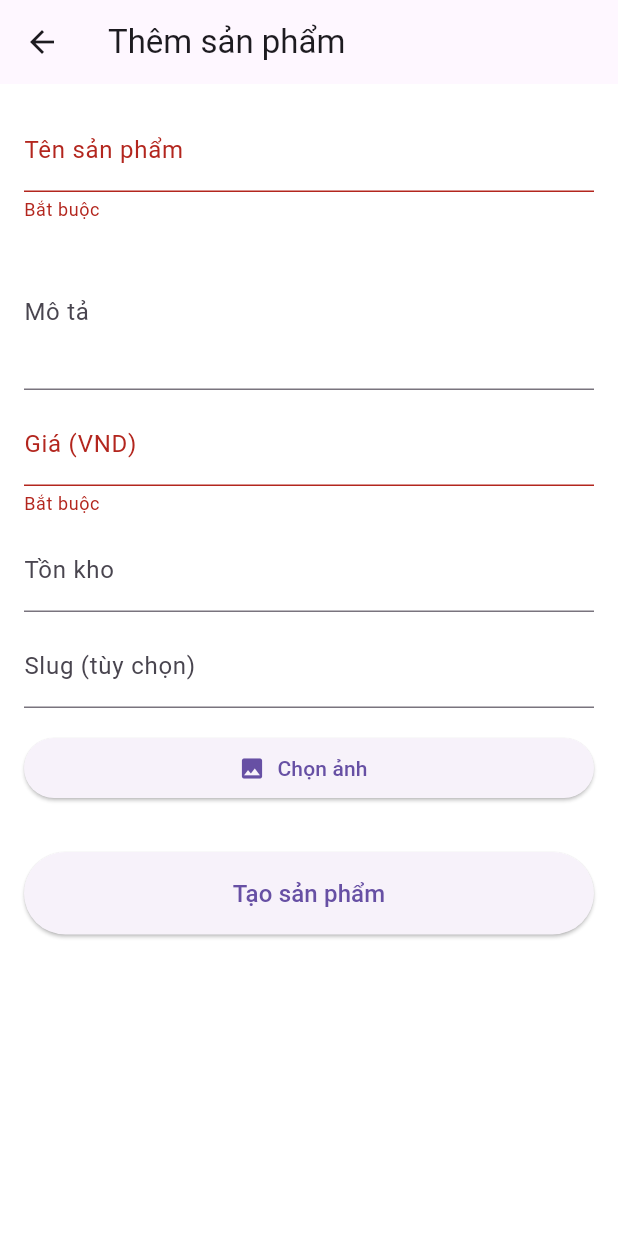
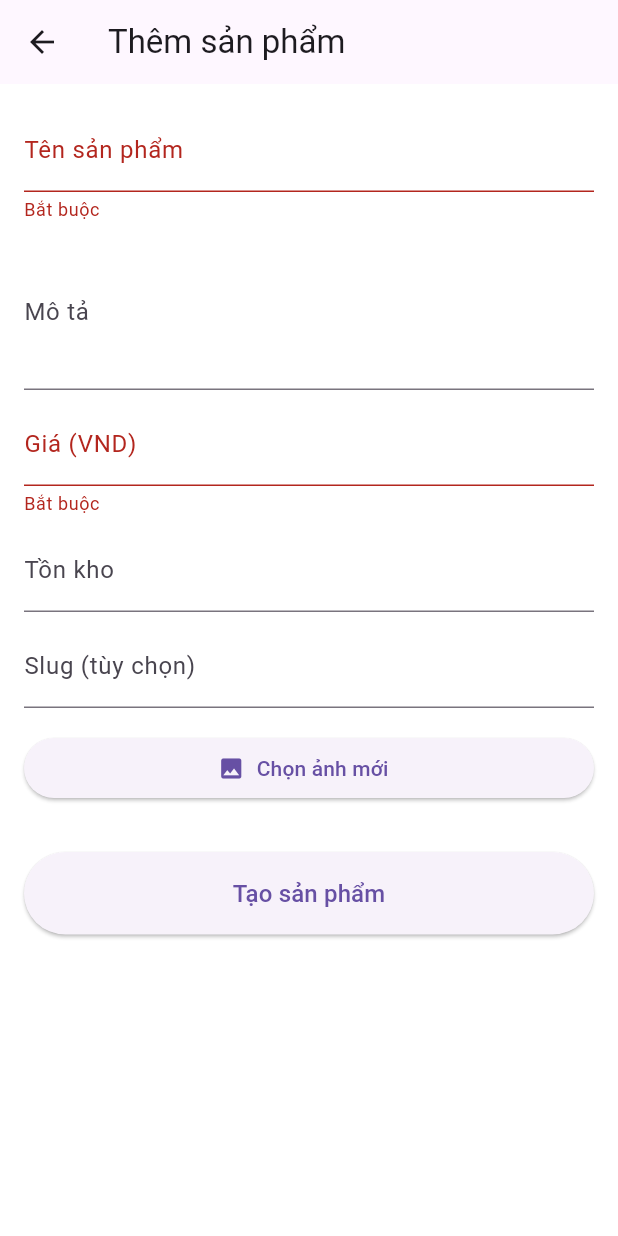
Before and after one commit to chucomatnao/mini_e_fe_app, a Flutter app: the AddProductScreen screen opened by its route, after a tap on "Tạo sản phẩm", on a phone screen of 412 x 824 dp. Run offline on Flutter 3.47's test engine with Material 3 defaults, Android fonts, the light colour scheme and no system bars; our stand-ins replace cached_network_image, cookie_jar, dio, dio_cookie_manager, image_picker, shared_preferences; accounts and stored records are empty.

Commit message:
feat: support edit existing product in AddProductScreen

```diff
--- a/lib/screens/add_product_screen.dart
+++ b/lib/screens/add_product_screen.dart
@@ -1,13 +1,18 @@
 // lib/screens/add_product_screen.dart
 import 'dart:io';
+import 'dart:typed_data';
+import 'package:flutter/foundation.dart';
 import 'package:flutter/material.dart';
 import 'package:image_picker/image_picker.dart';
 import 'package:provider/provider.dart';
 import '../providers/product_provider.dart';
-import 'add_variant_screen.dart'; // Import AddVariantScreen
+import '../models/product_model.dart'; // THÊM: DÙNG CHO editProduct
+import 'add_variant_screen.dart';
 
 class AddProductScreen extends StatefulWidget {
-  const AddProductScreen({super.key});
+  final ProductModel? editProduct; // THÊM: CHO PHÉP CHỈNH SỬA
+
+  const AddProductScreen({super.key, this.editProduct});
 
   @override
   State<AddProductScreen> createState() => _AddProductScreenState();
@@ -15,23 +20,33 @@ class AddProductScreen extends StatefulWidget {
 
 class _AddProductScreenState extends State<AddProductScreen> {
   final _formKey = GlobalKey<FormState>();
-  final _titleController = TextEditingController();
-  final _descriptionController = TextEditingController();
-  final _priceController = TextEditingController();
-  final _stockController = TextEditingController();
-  final _slugController = TextEditingController();
+  late final TextEditingController _titleController;
+  late final TextEditingController _descriptionController;
+  late final TextEditingController _priceController;
+  late final TextEditingController _stockController;
+  late final TextEditingController _slugController;
+
+  // ẢNH MỚI (khi sửa)
   List<File> _images = [];
+  List<Uint8List> _imageBytes = [];
 
-  // ==================================================================
-  // CHỌN ẢNH TỪ GALLERY
-  // ==================================================================
-  Future<void> _pickImages() async {
-    final picker = ImagePicker();
-    final pickedImages = await picker.pickMultiImage();
-    if (pickedImages != null) {
-      setState(() {
-        _images.addAll(pickedImages.map((xFile) => File(xFile.path)));
-      });
+  // ẢNH CŨ (hiển thị khi sửa)
+  List<String> _existingImageUrls = [];
+
+  @override
+  void initState() {
+    super.initState();
+
+    // KHỞI TẠO CONTROLLER VỚI DỮ LIỆU CŨ NẾU CÓ
+    _titleController = TextEditingController(text: widget.editProduct?.title ?? '');
+    _descriptionController = TextEditingController(text: widget.editProduct?.description ?? '');
+    _priceController = TextEditingController(text: widget.editProduct?.price.toString() ?? '');
+    _stockController = TextEditingController(text: widget.editProduct?.stock?.toString() ?? '');
+    _slugController = TextEditingController(text: widget.editProduct?.slug ?? '');
+
+    // LẤY ẢNH CŨ NẾU LÀ CHỈNH SỬA
+    if (widget.editProduct != null && widget.editProduct!.imageUrl.isNotEmpty) {
+      _existingImageUrls = [widget.editProduct!.imageUrl];
     }
   }
 
@@ -45,12 +60,40 @@ class _AddProductScreenState extends State<AddProductScreen> {
     super.dispose();
   }
 
+  // ==================================================================
+  // CHỌN NHIỀU ẢNH (MOBILE + WEB)
+  // ==================================================================
+  Future<void> _pickImages() async {
+    final picker = ImagePicker();
+    final pickedImages = await picker.pickMultiImage();
+
+    if (pickedImages != null && pickedImages.isNotEmpty) {
+      if (kIsWeb) {
+        final List<Uint8List> bytesList = [];
+        for (var xFile in pickedImages) {
+          final bytes = await xFile.readAsBytes();
+          bytesList.add(bytes);
+        }
+        setState(() => _imageBytes.addAll(bytesList));
+      } else {
+        setState(() {
+          _images.addAll(pickedImages.map((xFile) => File(xFile.path)));
+        });
+      }
+    }
+  }
+
   @override
   Widget build(BuildContext context) {
     final provider = Provider.of<ProductProvider>(context);
+    final isEditMode = widget.editProduct != null;
+
+    final totalNewImages = kIsWeb ? _imageBytes.length : _images.length;
 
     return Scaffold(
-      appBar: AppBar(title: const Text('Thêm sản phẩm')),
+      appBar: AppBar(
+        title: Text(isEditMode ? 'Chỉnh sửa sản phẩm' : 'Thêm sản phẩm'),
+      ),
       body: Form(
         key: _formKey,
         child: ListView(
@@ -60,7 +103,7 @@ class _AddProductScreenState extends State<AddProductScreen> {
             TextFormField(
               controller: _titleController,
               decoration: const InputDecoration(labelText: 'Tên sản phẩm'),
-              validator: (v) => v!.isEmpty ? 'Bắt buộc' : null,
+              validator: (v) => v!.trim().isEmpty ? 'Bắt buộc' : null,
             ),
             const SizedBox(height: 8),
 
@@ -77,7 +120,7 @@ class _AddProductScreenState extends State<AddProductScreen> {
               controller: _priceController,
               decoration: const InputDecoration(labelText: 'Giá (VND)'),
               keyboardType: TextInputType.number,
-              validator: (v) => v!.isEmpty ? 'Bắt buộc' : null,
+              validator: (v) => v!.trim().isEmpty ? 'Bắt buộc' : null,
             ),
             const SizedBox(height: 8),
 
@@ -96,79 +139,160 @@ class _AddProductScreenState extends State<AddProductScreen> {
             ),
             const SizedBox(height: 16),
 
-            // CHỌN ẢNH
+            // NÚT CHỌN ẢNH
             ElevatedButton.icon(
               onPressed: _pickImages,
               icon: const Icon(Icons.image),
-              label: const Text('Chọn ảnh'),
+              label: const Text('Chọn ảnh mới'),
             ),
             const SizedBox(height: 8),
-            if (_images.isNotEmpty)
+
+            // HIỂN THỊ ẢNH CŨ (khi sửa)
+            if (_existingImageUrls.isNotEmpty) ...[
+              const Text('Ảnh hiện tại:', style: TextStyle(fontWeight: FontWeight.w500)),
+              const SizedBox(height: 8),
               SizedBox(
                 height: 100,
                 child: ListView.builder(
                   scrollDirection: Axis.horizontal,
-                  itemCount: _images.length,
-                  itemBuilder: (ctx, i) => Padding(
+                  itemCount: _existingImageUrls.length,
+                  itemBuilder: (ctx, i) {
+                    return Padding(
                       padding: const EdgeInsets.only(right: 8),
-                    child: Image.file(_images[i], width: 100, fit: BoxFit.cover),
+                      child: ClipRRect(
+                        borderRadius: BorderRadius.circular(8),
+                        child: Image.network(
+                          _existingImageUrls[i],
+                          width: 100,
+                          height: 100,
+                          fit: BoxFit.cover,
+                          errorBuilder: (_, __, ___) => Container(
+                            width: 100,
+                            height: 100,
+                            color: Colors.grey[300],
+                            child: const Icon(Icons.broken_image),
                           ),
                         ),
                       ),
+                    );
+                  },
+                ),
+              ),
+              const SizedBox(height: 8),
+            ],
+
+            // HIỂN THỊ ẢNH MỚI
+            if (totalNewImages > 0) ...[
+              const Text('Ảnh mới:', style: TextStyle(fontWeight: FontWeight.w500)),
+              const SizedBox(height: 8),
+              SizedBox(
+                height: 100,
+                child: ListView.builder(
+                  scrollDirection: Axis.horizontal,
+                  itemCount: totalNewImages,
+                  itemBuilder: (ctx, i) {
+                    return Padding(
+                      padding: const EdgeInsets.only(right: 8),
+                      child: ClipRRect(
+                        borderRadius: BorderRadius.circular(8),
+                        child: kIsWeb
+                            ? Image.memory(_imageBytes[i], width: 100, height: 100, fit: BoxFit.cover)
+                            : Image.file(_images[i], width: 100, height: 100, fit: BoxFit.cover),
+                      ),
+                    );
+                  },
+                ),
+              ),
+            ],
 
             const SizedBox(height: 24),
 
-            // NÚT TẠO
+            // NÚT LƯU / CẬP NHẬT
             SizedBox(
               width: double.infinity,
               child: ElevatedButton(
                 style: ElevatedButton.styleFrom(
                   padding: const EdgeInsets.symmetric(vertical: 16),
+                  backgroundColor: isEditMode ? Colors.orange : null,
                 ),
-                onPressed: provider.isLoading ? null : () async {
-                  if (_formKey.currentState!.validate()) {
+                onPressed: provider.isLoading
+                    ? null
+                    : () async {
+                  if (!_formKey.currentState!.validate()) return;
+
                   final price = double.tryParse(_priceController.text) ?? 0;
-                    final stock = int.tryParse(_stockController.text) ?? null;
+                  final stock = int.tryParse(_stockController.text);
 
                   try {
-                      final product = await provider.createProduct(
-                        title: _titleController.text,
+                    List<File>? mobileImages = kIsWeb ? null : _images;
+                    List<Uint8List>? webImages = kIsWeb ? _imageBytes : null;
+
+                    if (isEditMode) {
+                      // CHỈNH SỬA
+                      final success = await provider.updateProduct(
+                        productId: widget.editProduct!.id,
+                        title: _titleController.text.trim(),
                         price: price,
                         stock: stock,
-                        description: _descriptionController.text,
-                        slug: _slugController.text,
-                        images: _images,
+                        description: _descriptionController.text.trim().isNotEmpty
+                            ? _descriptionController.text.trim()
+                            : null,
+                        slug: _slugController.text.trim().isNotEmpty
+                            ? _slugController.text.trim()
+                            : null,
+                        images: mobileImages,
+                        imageBytes: webImages,
                       );
 
-                      if (product != null && product.id > 0) { // KIỂM TRA product.id tồn tại
+                      if (success && mounted) {
+                        ScaffoldMessenger.of(context).showSnackBar(
+                          const SnackBar(
+                            content: Text('Cập nhật sản phẩm thành công!'),
+                            backgroundColor: Colors.green,
+                          ),
+                        );
+                        Navigator.pop(context);
+                      }
+                    } else {
+                      // TẠO MỚI
+                      final product = await provider.createProduct(
+                        title: _titleController.text.trim(),
+                        price: price,
+                        stock: stock,
+                        description: _descriptionController.text.trim().isNotEmpty
+                            ? _descriptionController.text.trim()
+                            : null,
+                        slug: _slugController.text.trim().isNotEmpty
+                            ? _slugController.text.trim()
+                            : null,
+                        images: mobileImages,
+                        imageBytes: webImages,
+                      );
+
+                      if (product != null && mounted) {
                         ScaffoldMessenger.of(context).showSnackBar(
                           const SnackBar(content: Text('Tạo sản phẩm thành công!')),
                         );
-
-                        // LUỒNG: TỰ ĐỘNG CHUYỂN ĐẾN THÊM BIẾN THỂ
-                        if (mounted) {
                         Navigator.pushReplacement(
                           context,
                           MaterialPageRoute(
-                              builder: (ctx) => AddVariantScreen(productId: product.id),
+                            builder: (_) => AddVariantScreen(productId: product.id),
                           ),
                         );
                       }
-                      } else {
-                        ScaffoldMessenger.of(context).showSnackBar(
-                          const SnackBar(content: Text('Tạo sản phẩm thất bại. Thử lại.')),
-                        );
                     }
                   } catch (e) {
                     ScaffoldMessenger.of(context).showSnackBar(
-                        SnackBar(content: Text('Lỗi: ${e.toString()}')),
+                      SnackBar(content: Text('Lỗi: $e')),
                     );
-                    }
                   }
                 },
                 child: provider.isLoading
                     ? const CircularProgressIndicator(color: Colors.white)
-                    : const Text('Tạo sản phẩm', style: TextStyle(fontSize: 16)),
+                    : Text(
+                  isEditMode ? 'Cập nhật sản phẩm' : 'Tạo sản phẩm',
+                  style: const TextStyle(fontSize: 16),
+                ),
               ),
             ),
           ],
```
Lines whose indentation alone changed are shown as unchanged.
